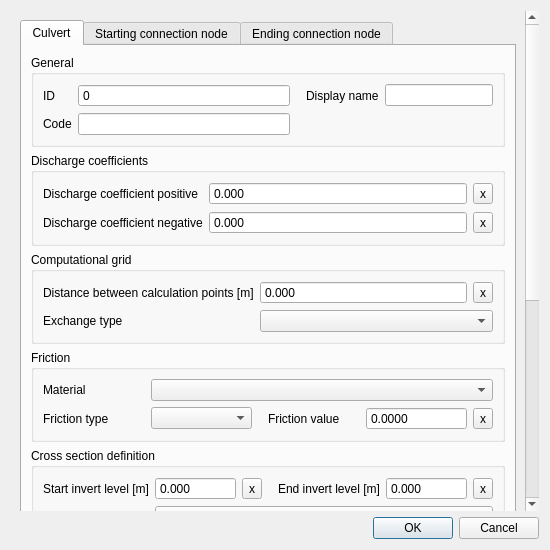
nens/threedi-schematisation-editor, file threedi_schematisation_editor/forms/ui/culvert.ui: the form before one commit.
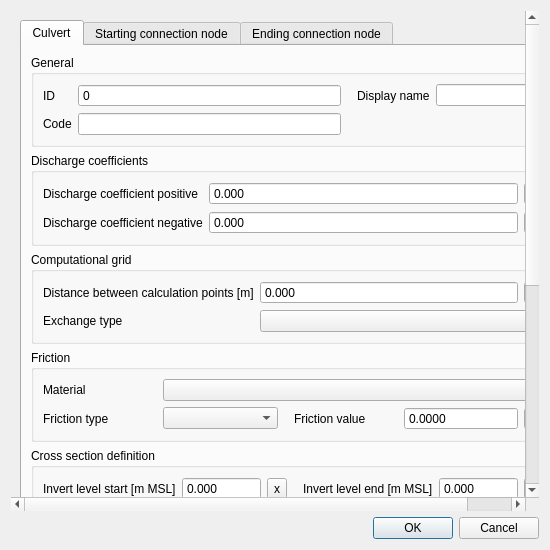
The form after the commit.

The edit to the form file:
```diff
--- a/threedi_schematisation_editor/forms/ui/culvert.ui
+++ b/threedi_schematisation_editor/forms/ui/culvert.ui
@@ -546,7 +546,7 @@
                  <locale language="English" country="UnitedStates"/>
                 </property>
                 <property name="text">
-                 <string>Start invert level [m]</string>
+                 <string>Invert level start [m MSL]</string>
                 </property>
                 <property name="alignment">
                  <set>Qt::AlignLeading|Qt::AlignLeft|Qt::AlignVCenter</set>
@@ -603,7 +603,7 @@
                  <locale language="English" country="UnitedStates"/>
                 </property>
                 <property name="text">
-                 <string>End invert level [m]</string>
+                 <string>Invert level end [m MSL]</string>
                 </property>
                 <property name="alignment">
                  <set>Qt::AlignLeading|Qt::AlignLeft|Qt::AlignVCenter</set>
```
